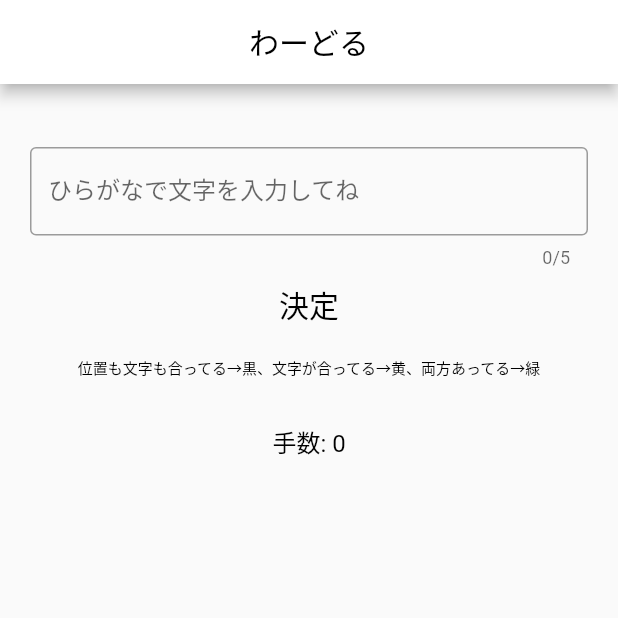
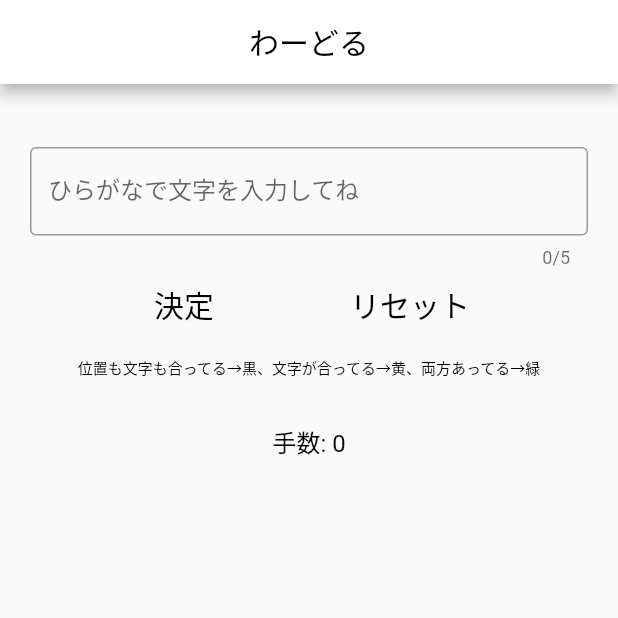
Before and after one commit to ppmasa8/flutterWordleJa, a Flutter app: the screen it shows after launch, on a phone screen of 412 x 824 dp, the top half of it. Run offline on Flutter 3.47's test engine with Material 2 defaults, Android fonts, the phone set to English and light mode, and no system bars; our stand-ins replace google_fonts.

Commit message:
Added reset button

```diff
--- a/lib/view/utils/parts/contents.dart
+++ b/lib/view/utils/parts/contents.dart
@@ -11,11 +11,11 @@ class Content extends StatefulWidget {
 }
 
 class _ContentState extends State<Content> {
-  final randomString = Randomizer.Generate();
+  static String randomString = Randomizer.Generate();
   final textController = TextEditingController();
-  final plainText = <String>[];
-  final plainTextLength = <int>[];
-  final colorArray = <int>[];
+  static List<String> plainText = <String>[];
+  static List<int> plainTextLength = <int>[];
+  static List<int> colorArray = <int>[];
   String text = '';
 
   void checkStrings(String text) {
@@ -57,6 +57,16 @@ class _ContentState extends State<Content> {
     });
   }
 
+  void _resetText() {
+    setState(() {
+      randomString = Randomizer.Generate();
+      plainText = <String>[];
+      plainTextLength = <int>[];
+      colorArray = <int>[];
+      text = '';
+    });
+  }
+
   @override
   Widget build(BuildContext context) {
     return Container(
@@ -85,6 +95,7 @@ class _ContentState extends State<Content> {
               },
             ),
           ),
+          Row(mainAxisAlignment: MainAxisAlignment.spaceEvenly, children: [
             TextButton(
               child: Text('決定',
                   style: GoogleFonts.yuseiMagic(
@@ -93,6 +104,15 @@ class _ContentState extends State<Content> {
                   )),
               onPressed: _updateText,
             ),
+            TextButton(
+              child: Text('リセット',
+                  style: GoogleFonts.yuseiMagic(
+                    fontSize: 20,
+                    color: Colors.black,
+                  )),
+              onPressed: _resetText,
+            ),
+          ]),
           Container(
               margin: const EdgeInsets.only(top: 10.0, bottom: 20),
               child: Text(
```
Lines whose indentation alone changed are shown as unchanged.
